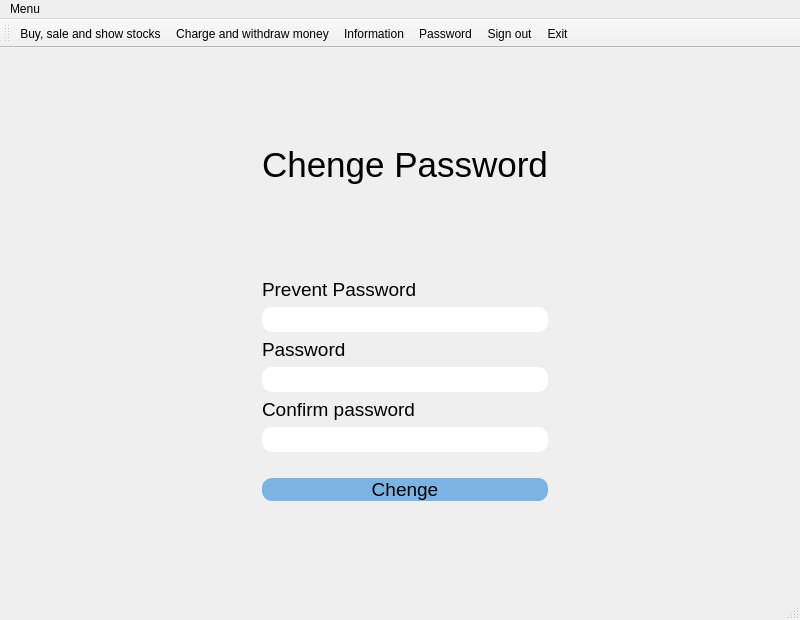
Above: chengpassword.ui from SAMoosavi/AdvancedProgrammingProject2 before the change. Below: the same form after it.
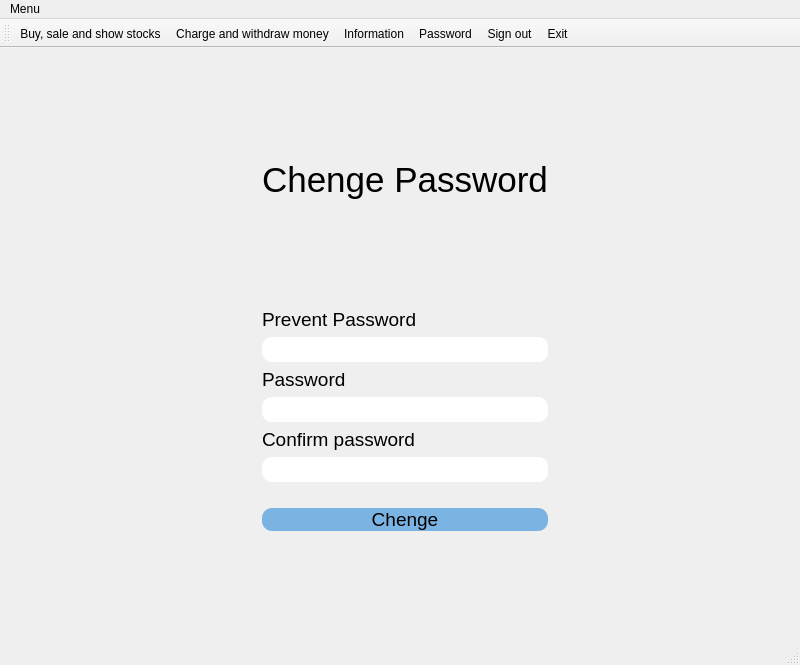
That is the form after the change. Icons and pictures are not drawn.

The edit to the form file:
```diff
--- a/chengpassword.ui
+++ b/chengpassword.ui
@@ -7,7 +7,7 @@
     <x>0</x>
     <y>0</y>
     <width>800</width>
-    <height>620</height>
+    <height>665</height>
    </rect>
   </property>
   <property name="windowTitle">
```
Left out of the diff: 2 changed lines with no effect on the pictures.
